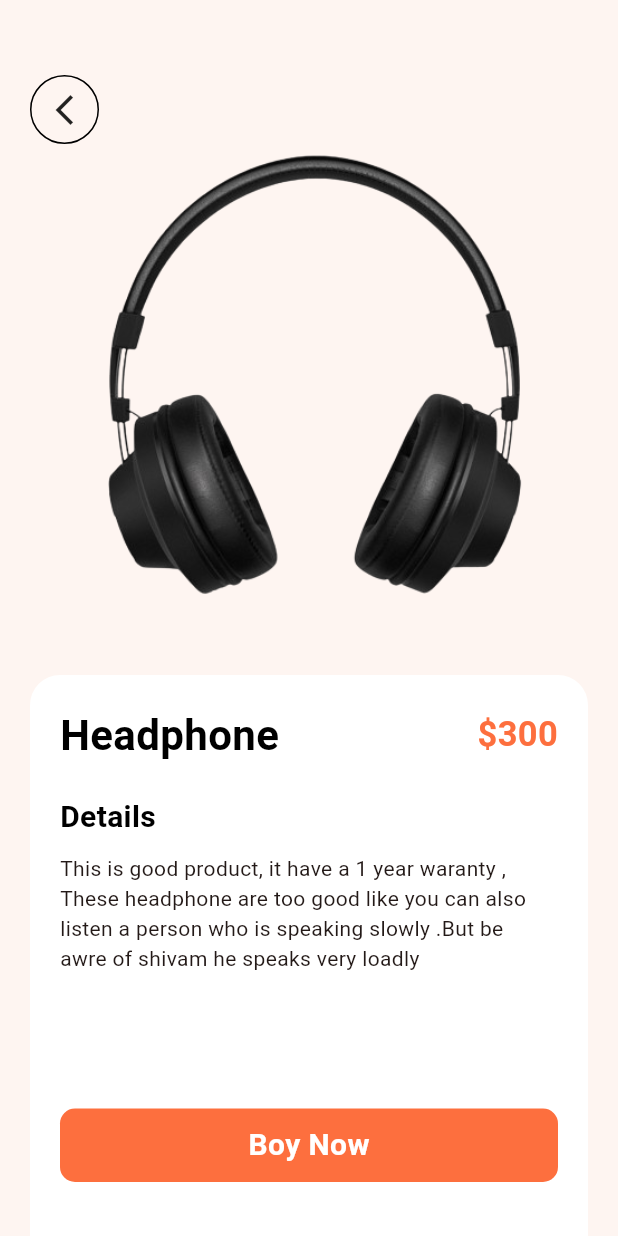
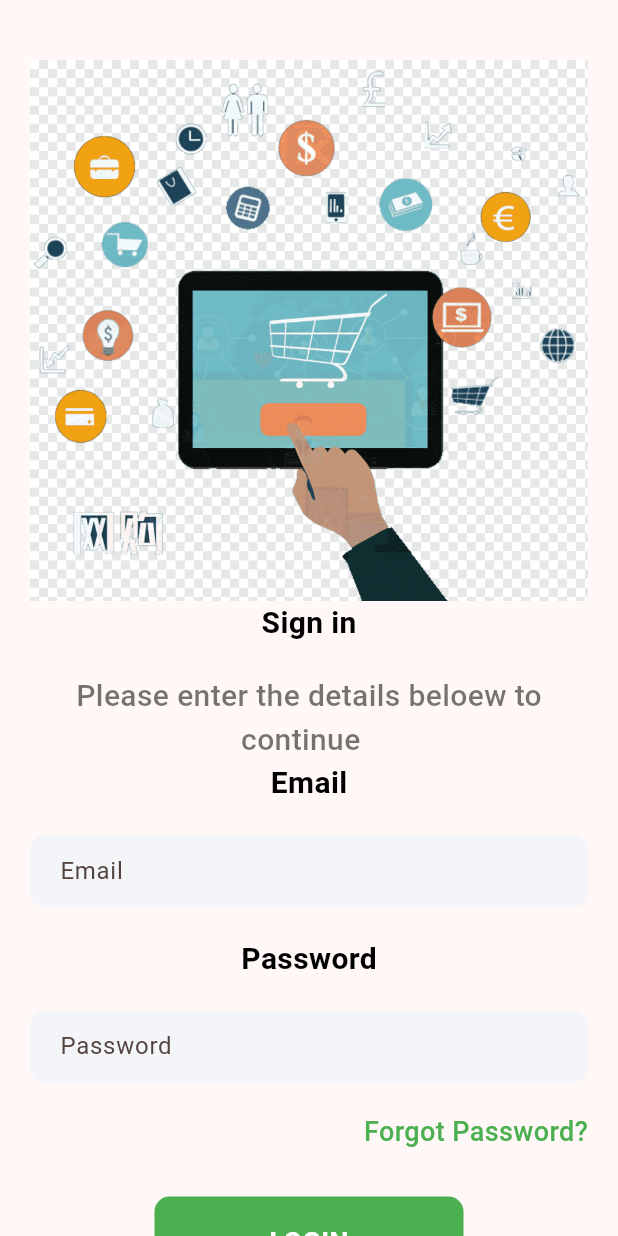
Before and after one commit to MosaAmran11/e-commerce-app, a Flutter app: the screen it shows after launch, on a phone screen of 412 x 824 dp. Run offline on Flutter 3.47's test engine with Material 3 defaults, Android fonts, the phone set to English and light mode, and no system bars; our stand-ins replace curved_navigation_bar, device_preview.

Commit message:
login is ready .Amr

```diff
--- a/lib/main.dart
+++ b/lib/main.dart
@@ -35,30 +35,15 @@ class MyApp extends StatelessWidget {
       title: 'Flutter Demo',
       debugShowCheckedModeBanner: false,
       theme: ThemeData(
-        // This is the theme of your application.
-        //
-        // TRY THIS: Try running your application with "flutter run". You'll see
-        // the application has a purple toolbar. Then, without quitting the app,
-        // try changing the seedColor in the colorScheme below to Colors.green
-        // and then invoke "hot reload" (save your changes or press the "hot
-        // reload" button in a Flutter-supported IDE, or press "r" if you used
-        // the command line to start the app).
-        //
-        // Notice that the counter didn't reset back to zero; the application
-        // state is not lost during the reload. To reset the state, use hot
-        // restart instead.
-        //
-        // This works for code too, not just values: Most code changes can be
-        // tested with just a hot reload.
         colorScheme: ColorScheme.fromSeed(
             seedColor: const Color(0xfffd6f3e),
             primary: const Color(0xfffd6f3e)),
         useMaterial3: true,
       ),
-      home: Productdetail(),
       locale: DevicePreview.locale(context),
       builder: DevicePreview.appBuilder,
       darkTheme: ThemeData.dark(),
+        home: LogIn(),
     );
   }
 }
--- a/lib/pages/login.dart
+++ b/lib/pages/login.dart
@@ -1,59 +1,172 @@
+// import 'package:e_commerce_app/widget/support_widget.dart';
+// import 'package:flutter/material.dart';
+
+// class Login extends StatefulWidget {
+//   const Login({super.key});
+
+//   @override
+//   State<Login> createState() => _LoginState();
+// }
+
+// class _LoginState extends State<Login> {
+//   @override
+//   Widget build(BuildContext context) {
+//     return Scaffold(
+//       body: Container(
+//         margin: EdgeInsets.only(top: 80, left: 20, right: 30),
+//         decoration: BoxDecoration(
+//           color: const Color.fromARGB(255, 202, 51, 40),
+//           borderRadius: BorderRadius.circular(40)
+
+//         ),
+//         padding:EdgeInsets.all(20),
+
+//         child: Column(
+//           children: [
+//             Row(
+//               mainAxisAlignment: MainAxisAlignment.center,
+//               children: [
+//               Center(
+//                 child: Text("login",
+//                   style: TextStyle(
+//                     color: Colors.white,
+//                     fontWeight: FontWeight.bold,
+//                     fontSize: 60,
+//                   )
+
+//                 )),
+
+//               ]),
+//             Container(
+//               padding: EdgeInsets.only(top: 50),
+//               child: Container(
+//                 decoration: BoxDecoration(
+//                   borderRadius: BorderRadius.circular(50)
+//                 ),
+//                 child: Container(
+//                   decoration: BoxDecoration(
+//                     color: Colors.white,
+//                     borderRadius: BorderRadius.circular(30)
+//                   ),
+//                   child: Image.asset("images/login.png",
+//                   ),
+//                 ),
+//               ))
+//           ],
+//         ),
+//       ),
+//     );
+//   }
+// }
+
 import 'package:e_commerce_app/widget/support_widget.dart';
+import 'package:flutter/cupertino.dart';
 import 'package:flutter/material.dart';
+import 'package:flutter/widgets.dart';
 
-class Login extends StatefulWidget {
-  const Login({super.key});
+class LogIn extends StatefulWidget {
+  const LogIn({super.key});
 
   @override
-  State<Login> createState() => _LoginState();
+  State<LogIn> createState() => _LogInState();
 }
 
-class _LoginState extends State<Login> {
+class _LogInState extends State<LogIn> {
   @override
   Widget build(BuildContext context) {
     return Scaffold(
-      body: Container(
-        margin: EdgeInsets.only(top: 80, left: 20, right: 30),
-        decoration: BoxDecoration(
-          color: const Color.fromARGB(255, 202, 51, 40),
-          borderRadius: BorderRadius.circular(40)
-
-        ),
-        padding:EdgeInsets.all(20),
-
-        child: Column(
-          children: [
-            Row(
-              mainAxisAlignment: MainAxisAlignment.center,
-              children: [
+      body: SingleChildScrollView(
+        child: Container(
+          margin: EdgeInsets.only(top: 40, left: 20, right: 20, bottom: 40),
+          child: Column(
+            children: [
+              Image.asset("images/login.png"),
+              Text(
+                "Sign in",
+                style: AppWidget.semiboldTextFieldStyle(),
+              ),
+              SizedBox(
+                height: 20,
+              ),
+              Text(
+                "Please enter the details beloew to\n                     continue",
+                style: AppWidget.lightTextFieldStyle(),
+              ),
+              Text(
+                "Email",
+                style: AppWidget.semiboldTextFieldStyle(),
+              ),
+              SizedBox(
+                height: 20,
+              ),
+              Container(
+                  padding: EdgeInsets.only(left: 20),
+                  decoration: BoxDecoration(
+                      color: Color(0xfff4f5f9),
+                      borderRadius: BorderRadius.circular(10)),
+                  child: TextField(
+                    decoration: InputDecoration(
+                        border: InputBorder.none, hintText: "Email"),
+                  )),
+              SizedBox(
+                height: 20,
+              ),
+              Text(
+                "Password",
+                style: AppWidget.semiboldTextFieldStyle(),
+              ),
+              SizedBox(
+                height: 20,
+              ),
+              Container(
+                padding: EdgeInsets.only(left: 20),
+                decoration: BoxDecoration(
+                    color: Color(0xfff4f5f9),
+                    borderRadius: BorderRadius.circular(10)),
+                child: TextField(
+                  decoration: InputDecoration(
+                      border: InputBorder.none, hintText: "Password"),
+                ),
+              ),
+              SizedBox(
+                height: 20,
+              ),
+              Row(
+                mainAxisAlignment: MainAxisAlignment.end,
+                children: [
+                  Text(
+                    "Forgot Password?",
+                    style: TextStyle(
+                        color: Colors.green,
+                        fontSize: 18,
+                        fontWeight: FontWeight.w500),
+                  ),
+                ],
+              ),
+              SizedBox(height: 30,),
               Center(
-                child: Text("login",
-                  style: TextStyle(
-                    color: Colors.white,
-                    fontWeight: FontWeight.bold,
-                    fontSize: 60,
-                  )
-
-
-                )),
-
-              ]),
-            Container(
-              padding: EdgeInsets.only(top: 50),
-              child: Container(
-                decoration: BoxDecoration(
-                  borderRadius: BorderRadius.circular(50)
+                child: Container(
+                  width: MediaQuery.of(context).size.width/2,
+                  padding: EdgeInsets.all(18),
+                  decoration: BoxDecoration(color: Colors.green,borderRadius: BorderRadius.circular(10)),
+                  child: Center(child: Text("LOGIN",style: TextStyle(color: Colors.white,fontSize: 18,fontWeight: FontWeight.bold))),
                 ),
-                child: Container(
-                  decoration: BoxDecoration(
-                    color: Colors.white,
-                    borderRadius: BorderRadius.circular(30)
+              ),
+              SizedBox(height: 20,),
+              Row(
+                mainAxisAlignment: MainAxisAlignment.center,
+                children: [
+                Text("Don't have an account? ",style: AppWidget.lightTextFieldStyle(),),
+                  Text(
+                    "Sign Up",
+                    style: TextStyle(
+                        color: Colors.green,
+                        fontSize: 18,
+                        fontWeight: FontWeight.w500),
                   ),
-                  child: Image.asset("images/login.png",
-                  ),
-                ),
-              ))
-          ],
+              ],),
+            ],
+          ),
         ),
       ),
     );
```
